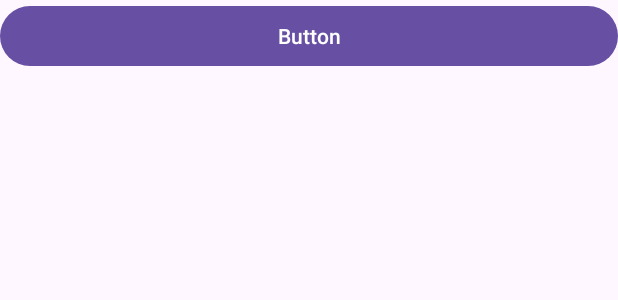
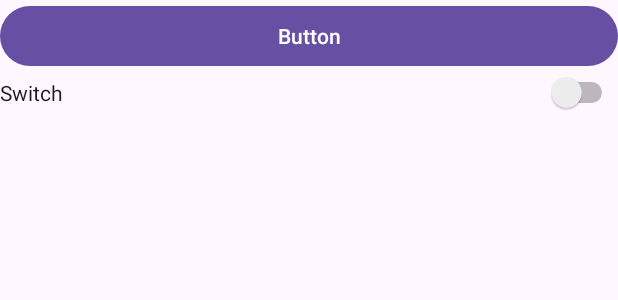
Before and after one commit to GeorgyLord/TaskMate, an Android app: the layout activity_test5.xml on its own in the app's theme, with its tools: preview values and no code run, on a phone screen of 412 x 824 dp. Shown: the top 300 px of the screen. Run offline under Robolectric (Android 15) with nearby library versions, the phone set to English and light mode, and no system bars.

Commit message:
vertion 1.0.3

```diff
--- a/app/src/main/res/layout/activity_test5.xml
+++ b/app/src/main/res/layout/activity_test5.xml
@@ -42,6 +42,12 @@
                         android:layout_width="match_parent"
                         android:layout_height="wrap_content"
                         android:text="Button" />
+
+                    <Switch
+                        android:id="@+id/switch2"
+                        android:layout_width="match_parent"
+                        android:layout_height="wrap_content"
+                        android:text="Switch" />
                 </LinearLayout>
 
             </LinearLayout>
```
